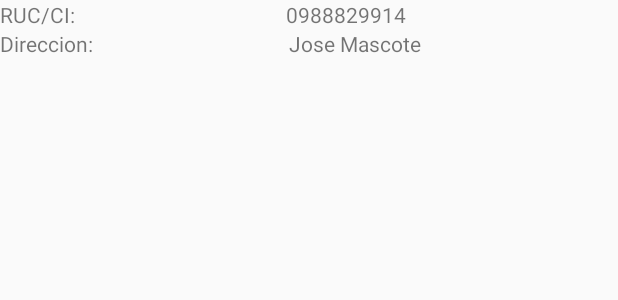
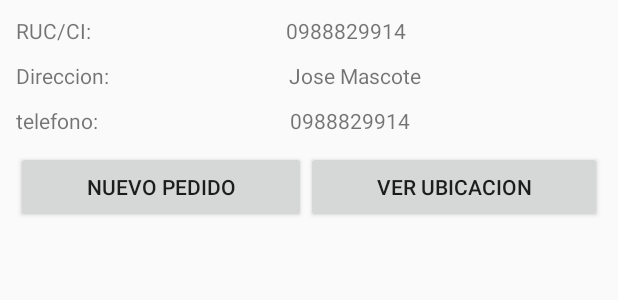
Before and after one commit to israel1x/AppCamaleon, an Android app: the layout layout_child_lc.xml on its own in the app's theme, with its tools: preview values and no code run, on a phone screen of 412 x 824 dp. Shown: the top 300 px of the screen. Run offline under Robolectric (Android 15) with nearby library versions, the phone set to English and light mode, and no system bars.

Commit message:
Agregar opciones a los items de la lista expandible

```diff
--- a/app/src/main/java/com/example/pasantias/appcamaleon/ListaClientes.java
+++ b/app/src/main/java/com/example/pasantias/appcamaleon/ListaClientes.java
@@ -39,9 +39,9 @@ public class ListaClientes extends AppCompatActivity {
         super.onCreate(savedInstanceState);
         setContentView(R.layout.activity_lista_clientes);
 
-        clientes.add(new Cliente("0988829914", "Israel Zurita", "La troncal"));
-        clientes.add(new Cliente("0988888888", "Pedro Figueroa", "Guayaquil"));
-        clientes.add(new Cliente("0999999999", "Luis Lainez", "Quito"));
+        clientes.add(new Cliente("0988829914", "Israel Zurita", "La troncal","2421191"));
+        clientes.add(new Cliente("0988888888", "Pedro Figueroa", "Guayaquil","2421191"));
+        clientes.add(new Cliente("0999999999", "Luis Lainez", "Quito","2421191"));
 
 
         ExpandableLayout sectionLinearLayout = (ExpandableLayout) findViewById(R.id.el_listaClientes);
@@ -57,6 +57,7 @@ public class ListaClientes extends AppCompatActivity {
             public void renderChild(View view, Cliente model, int parentPosition, int childPosition) {
                 ((TextView) view.findViewById(R.id.tv_child_ci)).setText(model.ruc);
                 ((TextView) view.findViewById(R.id.tv_child_dir)).setText(model.direccion);
+                ((TextView) view.findViewById(R.id.tv_child_telf)).setText(model.telefono);
             }
         });
 
--- a/app/src/main/java/com/example/pasantias/appcamaleon/Pojos/Cliente.java
+++ b/app/src/main/java/com/example/pasantias/appcamaleon/Pojos/Cliente.java
@@ -17,6 +17,12 @@ public class Cliente {
     }
 
 
+    public Cliente(String ruc, String nombre, String direccion, String telefono) {
+        this.ruc = ruc;
+        this.nombre = nombre;
+        this.direccion = direccion;
+        this.telefono = telefono;
+    }
 
     public Cliente(Cliente cliente) {
     }
--- a/app/src/main/res/layout/layout_child_lc.xml
+++ b/app/src/main/res/layout/layout_child_lc.xml
@@ -2,14 +2,14 @@
 <LinearLayout xmlns:android="http://schemas.android.com/apk/res/android"
     android:layout_width="match_parent"
     android:layout_height="match_parent"
+    android:layout_margin="5dp"
     android:orientation="vertical">
-
 
     <LinearLayout
         android:layout_width="match_parent"
         android:layout_height="wrap_content"
+        android:layout_margin="5dp"
         android:orientation="horizontal">
-
 
         <TextView
             android:id="@+id/lb_child_ci"
@@ -29,8 +29,8 @@
     <LinearLayout
         android:layout_width="match_parent"
         android:layout_height="wrap_content"
+        android:layout_margin="5dp"
         android:orientation="horizontal">
-
 
         <TextView
             android:id="@+id/lb_child_dir"
@@ -47,4 +47,47 @@
             android:text="Jose Mascote" />
     </LinearLayout>
 
+    <LinearLayout
+        android:layout_width="match_parent"
+        android:layout_height="wrap_content"
+        android:layout_margin="5dp"
+        android:orientation="horizontal">
+
+        <TextView
+            android:id="@+id/lb_child_telf"
+            android:layout_width="wrap_content"
+            android:layout_height="wrap_content"
+            android:layout_weight="1"
+            android:text="telefono:" />
+
+        <TextView
+            android:id="@+id/tv_child_telf"
+            android:layout_width="wrap_content"
+            android:layout_height="wrap_content"
+            android:layout_weight="1"
+            android:text="0988829914" />
+    </LinearLayout>
+
+    <LinearLayout
+        android:layout_width="match_parent"
+        android:layout_height="wrap_content"
+        android:layout_margin="5dp"
+        android:orientation="horizontal">
+
+
+        <Button
+            android:id="@+id/bt_child_newP"
+            android:layout_width="wrap_content"
+            android:layout_height="wrap_content"
+            android:layout_weight="1"
+            android:text="Nuevo Pedido" />
+
+        <Button
+            android:id="@+id/bt_child_verU"
+            android:layout_width="wrap_content"
+            android:layout_height="wrap_content"
+            android:layout_weight="1"
+            android:text="Ver Ubicacion" />
+    </LinearLayout>
+
 </LinearLayout>
```
